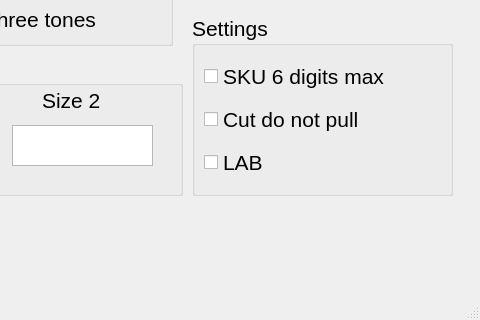
Qt form QRtag.ui (svedbox/QRtag) before a commit; both pictures show x 248 to 728 and y 404 to 724 of the 728 by 724 pixel window.
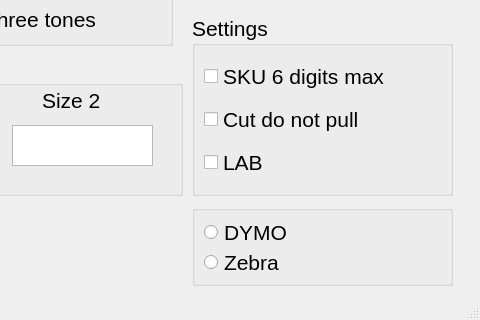
The same form after that commit.

Patch:
```diff
--- a/QRtag.ui
+++ b/QRtag.ui
@@ -734,6 +734,41 @@
      <string/>
     </property>
    </widget>
+   <widget class="QGroupBox" name="groupBox_6">
+    <property name="geometry">
+     <rect>
+      <x>440</x>
+      <y>590</y>
+      <width>261</width>
+      <height>81</height>
+     </rect>
+    </property>
+    <property name="font">
+     <font>
+      <family>Arial</family>
+      <pointsize>16</pointsize>
+     </font>
+    </property>
+    <property name="title">
+     <string/>
+    </property>
+    <layout class="QGridLayout" name="gridLayout_4">
+     <item row="0" column="0">
+      <widget class="QRadioButton" name="radioButton_15">
+       <property name="text">
+        <string>DYMO</string>
+       </property>
+      </widget>
+     </item>
+     <item row="1" column="0">
+      <widget class="QRadioButton" name="radioButton_16">
+       <property name="text">
+        <string>Zebra</string>
+       </property>
+      </widget>
+     </item>
+    </layout>
+   </widget>
    <zorder>groupBox_3</zorder>
    <zorder>label</zorder>
    <zorder>label_2</zorder>
```
Left out of the diff: 1 changed line with no effect on the pictures.
